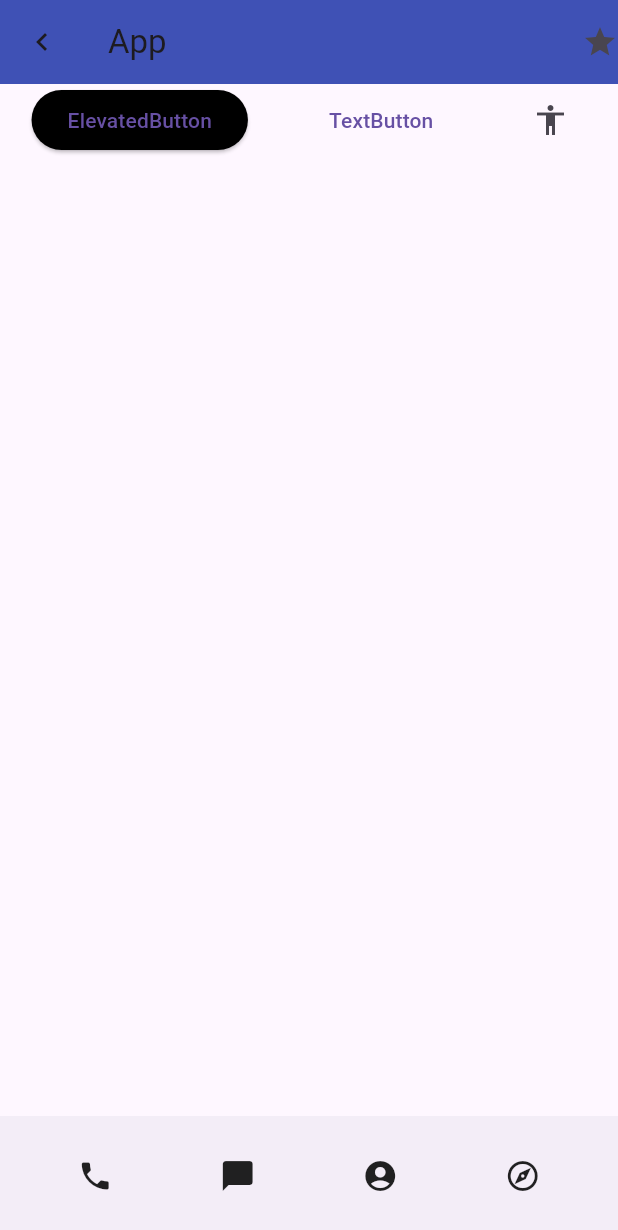
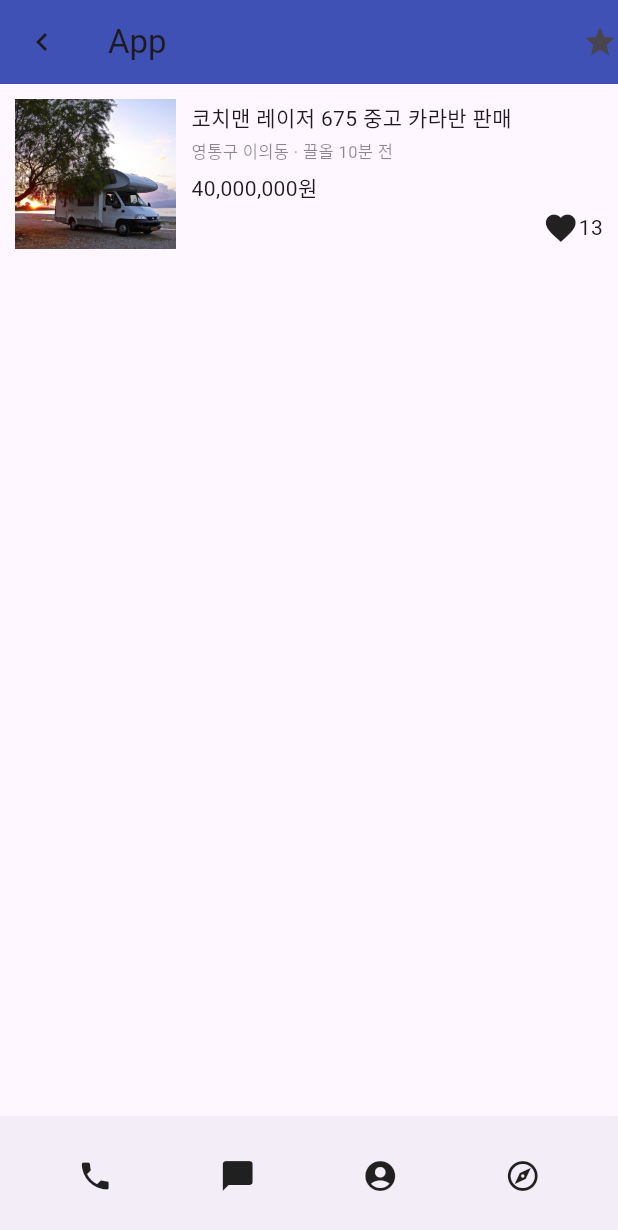
Before and after one commit to yesolll/contact, a Flutter app: the screen it shows after launch, on a phone screen of 412 x 824 dp. Shown: the top 1230 px of the screen. Run offline on Flutter 3.47's test engine with Material 3 defaults, Android fonts, the phone set to English and light mode, and no system bars.

Commit message:
5. Task: Layout & Styling

```diff
--- a/lib/main.dart
+++ b/lib/main.dart
@@ -20,27 +20,45 @@ class MyApp extends StatelessWidget {
             // ...
           ],
         ),
-        body: SizedBox(
+        body: Container(
+          margin: EdgeInsets.all(10),
+          height: 100,
           child: Row(
-            crossAxisAlignment: CrossAxisAlignment.end,
-            mainAxisAlignment: MainAxisAlignment.spaceAround,
-            children: [
-              ElevatedButton(
-                onPressed: (){},
-                style: ButtonStyle(
-                  backgroundColor: MaterialStateProperty.all(Colors.black),
+            mainAxisAlignment: MainAxisAlignment.start,
+            children: <Widget>[
+              Expanded(
+                flex:3,
+                child: Container(
+                  height: 100,
+                  padding: EdgeInsets.fromLTRB(0, 0, 10, 0),
+                  child: Image(
+                      fit: BoxFit.fitHeight,
+                      image: AssetImage('assets/images/example_img.jpg')
+                  ),
+                )
+              ),
+              Expanded(
+                flex: 7,
+                child: Column(
+                  mainAxisAlignment: MainAxisAlignment.spaceAround,
+                  crossAxisAlignment: CrossAxisAlignment.start,
+                  children: [
+                    Text('코치맨 레이저 675 중고 카라반 판매'),
+                    Text(
+                      style: TextStyle(fontSize: 11, color: Colors.black45),
+                        '영통구 이의동 · 끌올 10분 전'
+                    ),
+                    Text('40,000,000원'),
+                    Row(
+                      mainAxisAlignment: MainAxisAlignment.end,
+                      children: [
+                        Icon(Icons.favorite),
+                        Text('13'),
+                      ],
+                    ),
+                  ],
                 ),
-                child: const Text('ElevatedButton'),
-              ), TextButton(
-                child: const Text('TextButton'),
-                onPressed: () {
-                  // Respond to button press
-                },
-              ), IconButton(
-                  onPressed: () {
-                    // Respond to button press
-                  }, icon: const Icon(Icons.accessibility),
-              )
+              ),
             ],
           ),
           // child: Text(
```
Also changed, not shown: pubspec.yaml (+3 -4 lines), assets/images/example_img.jpg (added), 1 other file.
